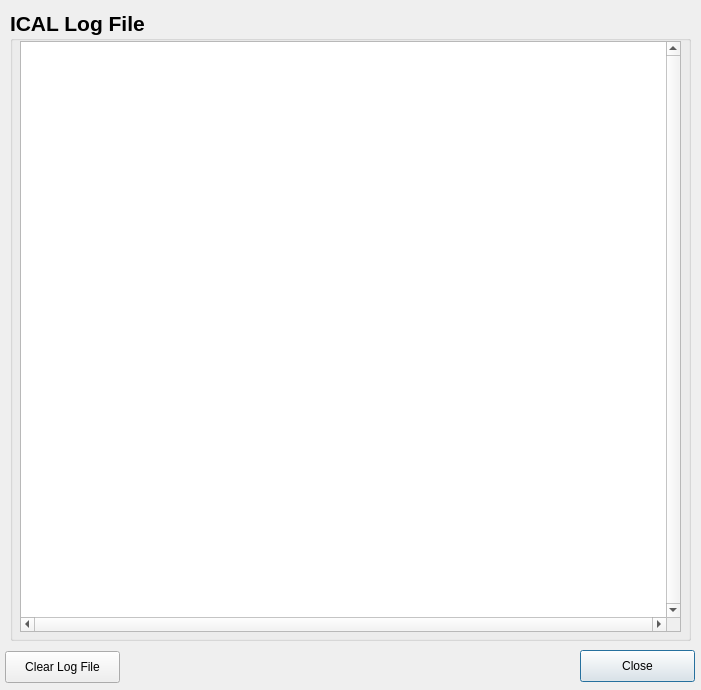
This is gui/logview_dlg.ui in ProjectIDA/ical as Qt 5 draws it before an edit. The edited form follows.
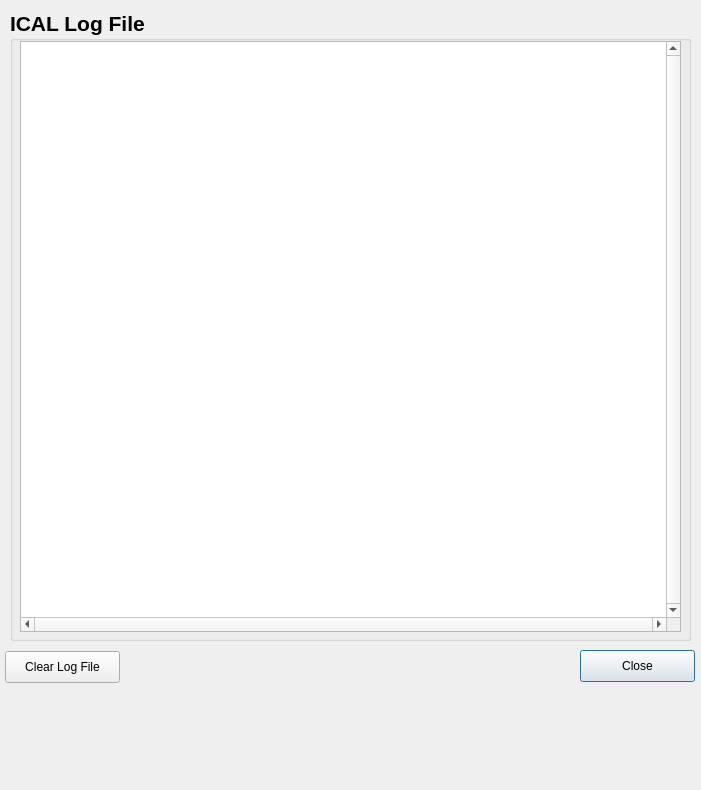
This is the edited form.

```diff
--- a/gui/logview_dlg.ui
+++ b/gui/logview_dlg.ui
@@ -7,7 +7,7 @@
     <x>0</x>
     <y>0</y>
     <width>701</width>
-    <height>690</height>
+    <height>790</height>
    </rect>
   </property>
   <property name="windowTitle">
```
Left out of the diff: 6 changed lines with no effect on the pictures.
